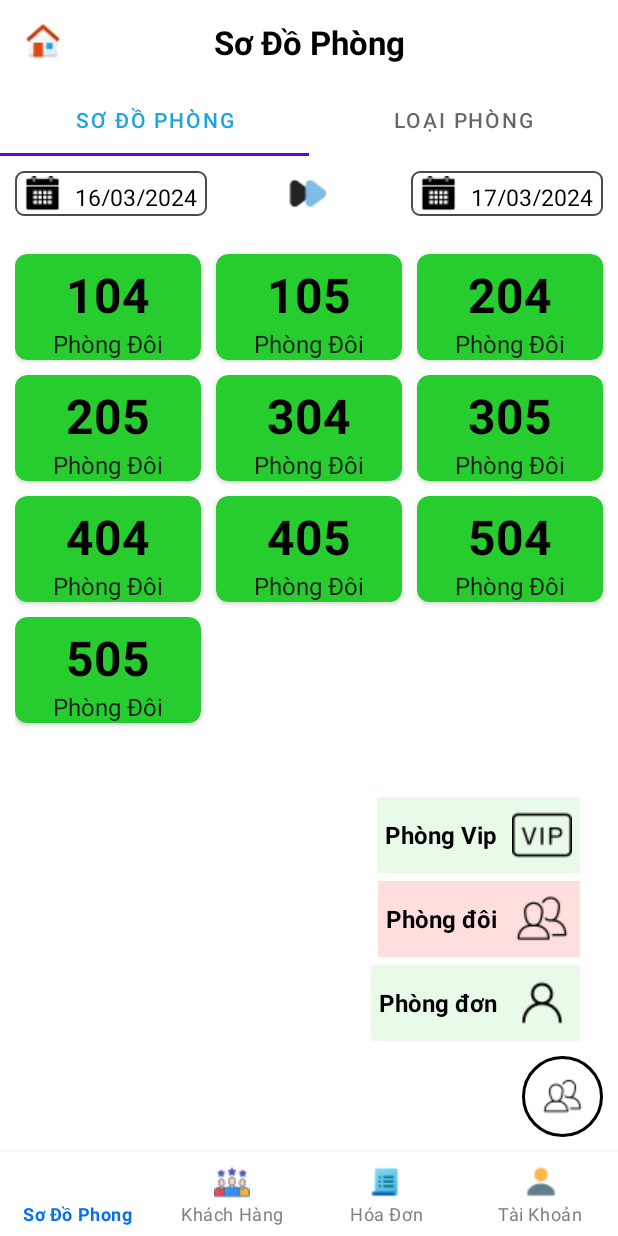
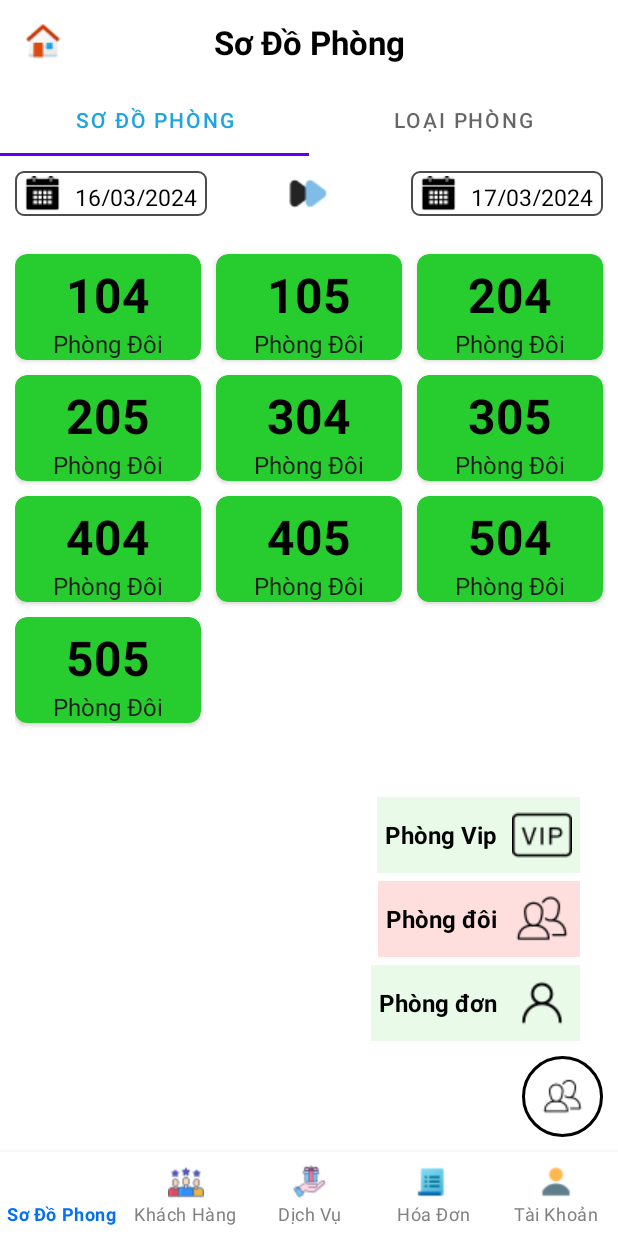
Before and after one commit to duongne1624/DoAnLTDD, an Android app: the MainActivity screen opened directly, with no data from a screen before it, on a phone screen of 412 x 824 dp. Run offline under Robolectric (Android 15) with nearby library versions, the phone set to English and light mode, and no system bars; our stand-ins replace Room's generated code; Roboto replaces fonts that are not available here.

Commit message:
Initial commit

```diff
--- a/app/build.gradle.kts
+++ b/app/build.gradle.kts
@@ -9,7 +9,7 @@ android {
     defaultConfig {
         applicationId = "com.qlykhachsan.doannhom"
         minSdk = 31
-        targetSdk = 31
+        targetSdk = 32
         versionCode = 1
         versionName = "1.0"
 
--- a/app/src/main/java/com/qlykhachsan/doannhom/Fragment/SoDoPhongFragment.java
+++ b/app/src/main/java/com/qlykhachsan/doannhom/Fragment/SoDoPhongFragment.java
@@ -128,9 +128,13 @@ public class SoDoPhongFragment extends Fragment implements ItemRoomAdapter.IClic
                         bundle.putLong(KEY_CHECKIN,d_checkIn.getTime());
                         bundle.putLong(KEY_CHECKOUT,d_checkOut.getTime());
                         bundle.putInt(KEY_AMOUNT_DATE,(int)(d_checkOut.getTime() - d_checkIn.getTime())/(3600000*24) + 1);
+
+                        //status check time đặt phong
+                        //status = 0: đặt trong thời gian 14h -> 24h
+                        //status = 2: đặt phòng trước -> phải thanh toán khi đặt phòng
                         int status1 = 0;
                         if(System.currentTimeMillis() < (d_checkIn.getTime()))
-                            status1 = 2;
+                            status1 = 0;
                         bundle.putInt(KEY_STATUS, status1);
                         intent.putExtra(KEY_BUNDLE,bundle);
                         startActivity(intent);
--- a/app/src/main/java/com/qlykhachsan/doannhom/MainActivity.java
+++ b/app/src/main/java/com/qlykhachsan/doannhom/MainActivity.java
@@ -106,6 +106,16 @@ public class MainActivity extends AppCompatActivity {
             dao.insertOfServiceCategory(new ServiceCategory(3, 9));
             dao.insertOfServiceCategory(new ServiceCategory(3, 10));
             dao.insertOfServiceCategory(new ServiceCategory(3, 11));
+
+            //Dịch vụ
+            dao.insertOfService(new Services("Giặt đồ", 30));
+            dao.insertOfService(new Services("Buffet sáng", 150));
+            dao.insertOfService(new Services("Nước khoáng", 10));
+            dao.insertOfService(new Services("Nước ngọt", 20));
+            dao.insertOfService(new Services("Mỳ ăn liền", 10));
+            dao.insertOfService(new Services("Cơm gà", 40));
+            dao.insertOfService(new Services("Thuê xe (Xe máy)", 120));
+            dao.insertOfService(new Services("Thuê xe (Xe oto)", 300));
         }
     }
 
@@ -132,6 +142,13 @@ public class MainActivity extends AppCompatActivity {
                 title = "Khách Hàng";
                 logo = R.drawable.customer_25;
                 fragment = new KhachHangFragment();
+                loadFragment(fragment);
+                return true;
+            }
+            else if(id == R.id.menu_bottom3) {
+                title = "Khách Hàng";
+                logo = R.drawable.services_24;
+                fragment = new DichVuFragment();
                 loadFragment(fragment);
                 return true;
             }
--- a/app/src/main/res/layout/item_service_3.xml
+++ b/app/src/main/res/layout/item_service_3.xml
@@ -9,7 +9,7 @@
         android:layout_height="wrap_content"
         app:layout_constraintTop_toTopOf="parent"
         app:layout_constraintStart_toStartOf="parent"
-        android:text="Trông trẻ"
+        android:text="Giặt đồ"
         android:id="@+id/itemService3_tv_name"
         android:textColor="@color/black"
         android:textSize="14dp"
@@ -21,7 +21,7 @@
         app:layout_constraintTop_toTopOf="parent"
         app:layout_constraintStart_toStartOf="parent"
         app:layout_constraintEnd_toEndOf="parent"
-        android:text="3"
+        android:text="1"
         android:id="@+id/itemService3_tv_amount"
         android:textColor="@color/black"
         android:textSize="14dp"
@@ -32,7 +32,7 @@
         android:layout_height="wrap_content"
         app:layout_constraintTop_toTopOf="parent"
         app:layout_constraintEnd_toEndOf="parent"
-        android:text="300.000 đ"
+        android:text="30K"
         android:id="@+id/itemService3_tv_price"
         android:textColor="@color/black"
         android:textSize="14dp"
--- a/app/src/main/res/menu/menu_bottom_menu.xml
+++ b/app/src/main/res/menu/menu_bottom_menu.xml
@@ -9,6 +9,10 @@
         android:icon="@drawable/customer_25"
         android:title="Khách Hàng" />
     <item
+        android:id="@+id/menu_bottom3"
+        android:icon="@drawable/services_24"
+        android:title="Dịch Vụ" />
+    <item
         android:id="@+id/menu_bottom4"
         android:icon="@drawable/order_25"
         android:title="Hóa Đơn" />
```
Also changed, not shown: app/src/main/res/layout/item_service_2.xml (+5 -5 lines).
